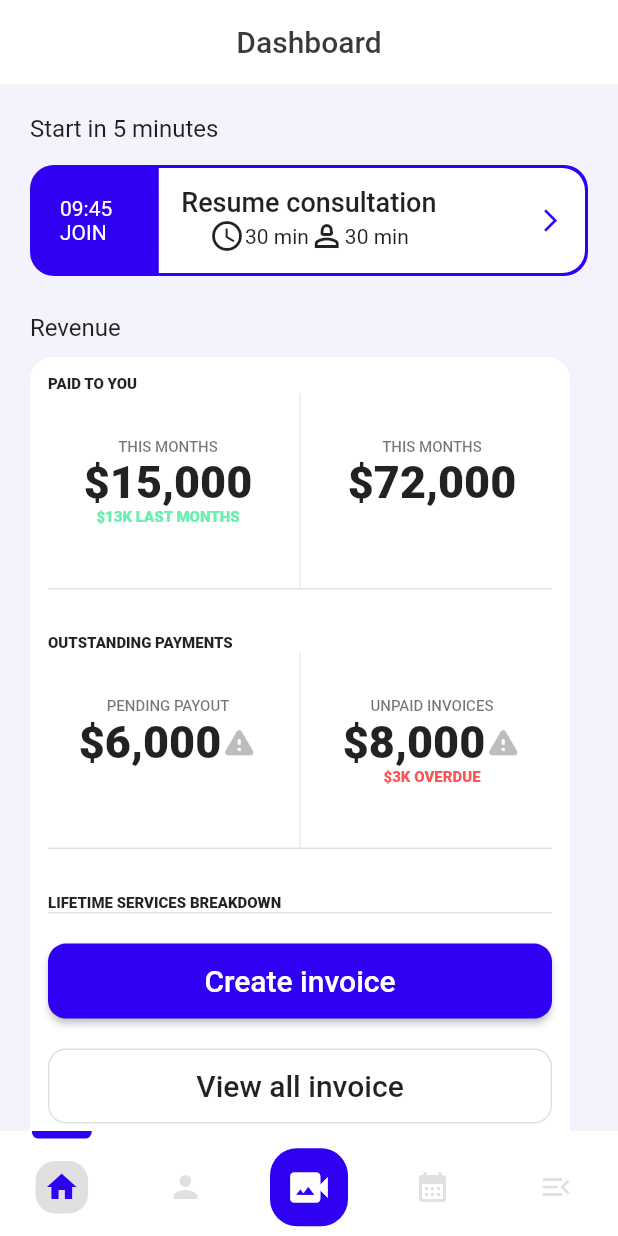
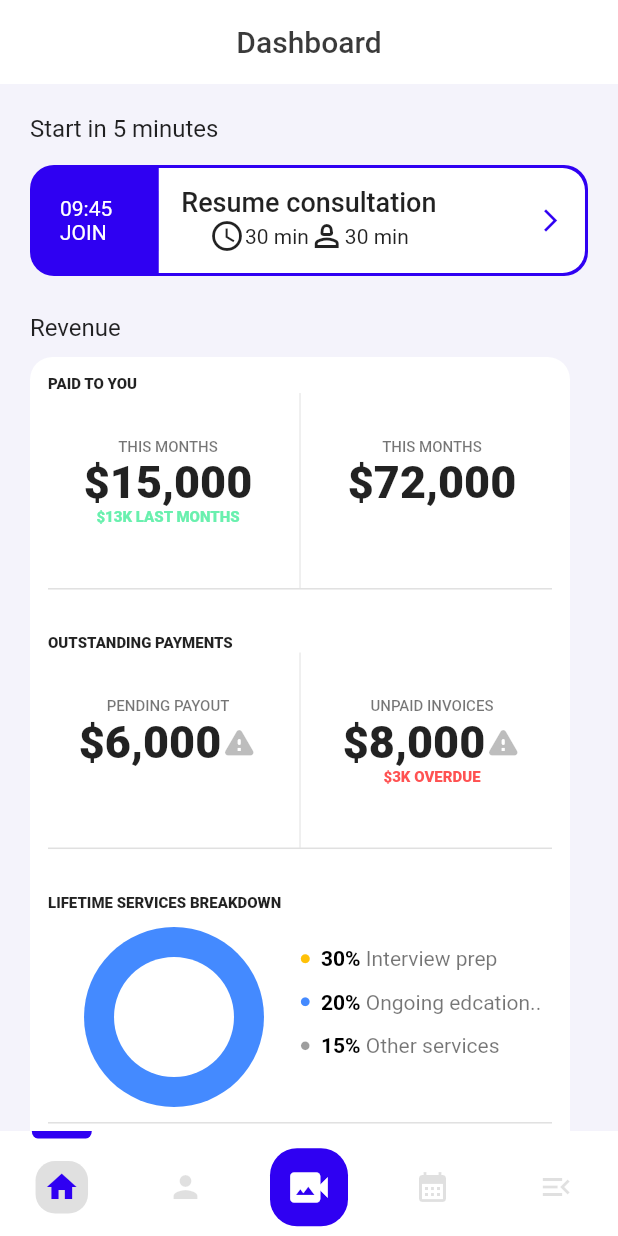
Before and after one commit to Nick-Chaiwat/test_flutter_01, a Flutter app: the screen it shows after launch, on a phone screen of 412 x 824 dp. Run offline on Flutter 3.47's test engine with Material 2 defaults, Android fonts, the phone set to English and light mode, and no system bars; network calls fail.

Commit message:
add item graph

```diff
--- a/lib/screens/dashBoard.dart
+++ b/lib/screens/dashBoard.dart
@@ -285,17 +285,50 @@ class _DashboardPageState extends State<DashboardPage> {
                               style: TextStyle(
                                   fontWeight: FontWeight.w800, fontSize: 10),
                             ),
-                            Row(
-                                mainAxisAlignment:
-                                    MainAxisAlignment.spaceEvenly,
-                                crossAxisAlignment: CrossAxisAlignment.start,
-                                children: []),
+                            Padding(
+                              padding:
+                                  const EdgeInsets.only(top: 10, bottom: 10),
+                              child: Row(
+                                  mainAxisAlignment:
+                                      MainAxisAlignment.spaceEvenly,
+                                  crossAxisAlignment: CrossAxisAlignment.start,
+                                  children: [
+                                    const Expanded(
+                                      child: CircleAvatar(
+                                        backgroundColor: Colors.blueAccent,
+                                        radius: 60,
+                                        child: CircleAvatar(
+                                          backgroundColor: Colors.white,
+                                          radius: 40,
+                                        ),
+                                      ),
+                                    ),
+                                    Expanded(
+                                        child: SizedBox(
+                                      height: 100,
+                                      child: Column(
+                                        crossAxisAlignment:
+                                            CrossAxisAlignment.start,
+                                        mainAxisAlignment:
+                                            MainAxisAlignment.spaceEvenly,
+                                        children: [
+                                          grahpItem(Colors.amber, "30%",
+                                              ' Interview prep'),
+                                          grahpItem(Colors.blueAccent, "20%",
+                                              ' Ongoing edcation..'),
+                                          grahpItem(Colors.black38, "15%",
+                                              ' Other services'),
+                                        ],
+                                      ),
+                                    ))
+                                  ]),
+                            ),
                             const Divider(
                               height: 1,
                               thickness: 1,
                               color: Colors.black12,
                             ),
-                            SizedBox(
+                            const SizedBox(
                               height: 20,
                             ),
                             ElevatedButton(
@@ -613,3 +646,30 @@ class _DashboardPageState extends State<DashboardPage> {
         ));
   }
 }
+
+Widget grahpItem(Color color, var text1, text2) {
+  return Row(
+    children: [
+      Icon(
+        Icons.circle,
+        color: color,
+        size: 7,
+      ),
+      RichText(
+        text: TextSpan(
+          children: [
+            TextSpan(
+                text: "  " + text1,
+                style: const TextStyle(
+                    color: Colors.black, fontWeight: FontWeight.bold)),
+            TextSpan(
+                text: text2,
+                style: const TextStyle(
+                  color: Colors.black54,
+                )),
+          ],
+        ),
+      ),
+    ],
+  );
+}
```
